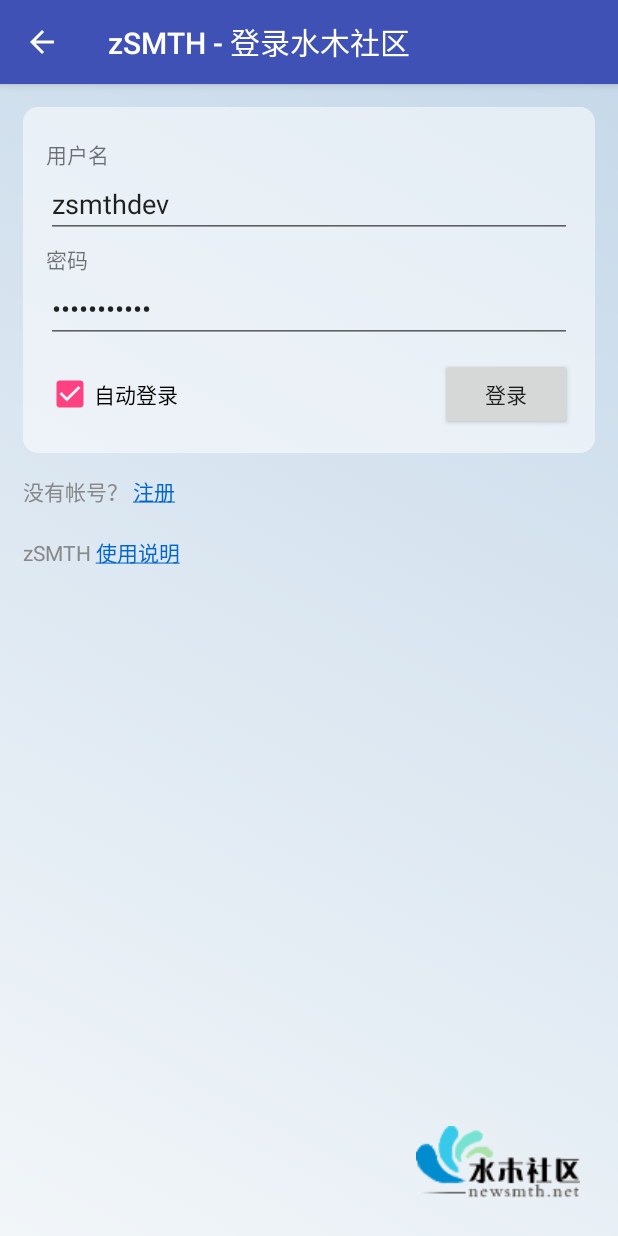
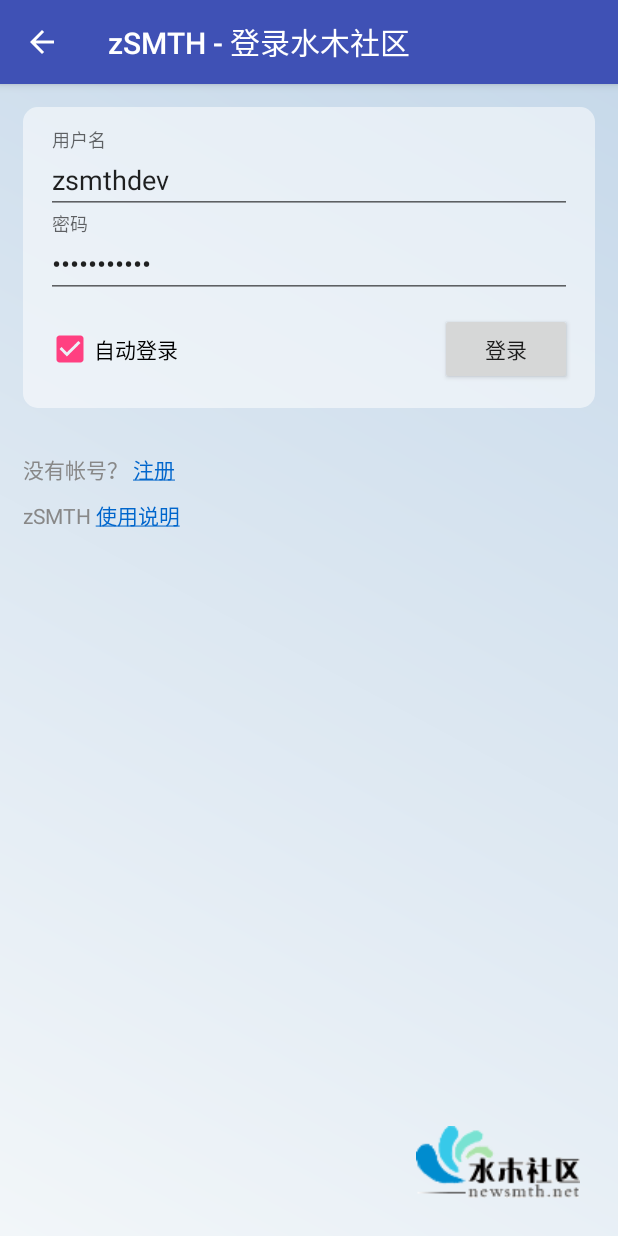
Before and after one commit to zfdang/zSMTH-Android, an Android app: the LoginActivity screen opened directly, with no data from a screen before it, on a phone screen of 412 x 824 dp. Run offline under Robolectric (Android 15) with nearby library versions, the phone set to English and light mode, and no system bars; libraries missing offline, so code that uses them is left out: rx.android.schedulers, rx.functions, rx.schedulers; plain views replace PasswordEditText.

Commit message:
change login layout with material design

```diff
--- a/app/build.gradle
+++ b/app/build.gradle
@@ -51,5 +51,5 @@
     //    image cache and guesture imageview
     //    compile 'com.squareup.picasso:picasso:2.5.2'
     //    compile 'com.commit451:PhotoView:1.2.4'
-    compile 'com.github.maksim88:PasswordEditText:v0.5'
+    compile 'com.github.maksim88:PasswordEditText:v0.6'
 }
--- a/app/src/main/java/com/zfdang/zsmth_android/FavoriteFragment.java
+++ b/app/src/main/java/com/zfdang/zsmth_android/FavoriteFragment.java
@@ -54,7 +54,7 @@
             mFavoritePathNames = new ArrayList<String>();
         }
         mFavoritePaths.add(path);
-        mFavoritePathNames.add(name);
+        mFavoritePathNames.add(name.trim());
     }
 
     public void popFavoritePath() {
--- a/app/src/main/res/layout/activity_login.xml
+++ b/app/src/main/res/layout/activity_login.xml
@@ -23,41 +23,36 @@
         android:padding="15dp" >
 
 
-        <!-- 用户名 text -->
-        <TextView
-            android:id="@+id/login_user_input"
-            android:layout_width="wrap_content"
-            android:layout_height="wrap_content"
-            android:layout_alignParentTop="true"
-            android:layout_marginTop="5dp"
-            android:text="@string/login_label_username" />
+        <!-- 用户名 input -->
+        <android.support.design.widget.TextInputLayout
+            android:id="@+id/input_layout_username"
+            android:layout_width="match_parent"
+            android:layout_height="wrap_content">
 
-        <!-- 用户名 input -->
             <EditText
                 android:id="@+id/username_edit"
                 android:layout_width="fill_parent"
                 android:layout_height="wrap_content"
-            android:layout_below="@id/login_user_input"
                 android:inputType="text"
-            android:singleLine="true" />
-
-        <!-- 密码 text -->
-        <TextView
-            android:id="@+id/login_password_input"
-            android:layout_width="wrap_content"
-            android:layout_height="wrap_content"
-            android:layout_below="@id/username_edit"
-            android:layout_marginTop="3dp"
-            android:text="@string/login_label_password" />
+                android:hint="@string/login_label_username"
+                android:singleLine="true"/>
+        </android.support.design.widget.TextInputLayout>
 
         <!-- 密码 input -->
+        <android.support.design.widget.TextInputLayout
+            android:id="@+id/input_layout_password"
+            android:layout_below="@id/input_layout_username"
+            android:layout_width="match_parent"
+            android:layout_height="wrap_content">
+
             <com.maksim88.passwordedittext.PasswordEditText
                 android:id="@+id/password_edit"
                 android:layout_width="fill_parent"
                 android:layout_height="wrap_content"
-            android:longClickable="false"
                 android:inputType="textPassword"
-            android:layout_below="@id/login_password_input"/>
+                android:hint="@string/login_label_password"
+                android:longClickable="false"/>
+        </android.support.design.widget.TextInputLayout>
 
         <!-- 登录 button -->
         <CheckBox
@@ -66,7 +61,7 @@
             android:layout_height="wrap_content"
             android:text="@string/login_label_autologin"
             android:layout_alignBaseline="@+id/signin_button"
-            android:layout_below="@id/password_edit"
+            android:layout_below="@id/input_layout_password"
             android:checked="true"
             android:layout_marginRight="10dp"
             />
@@ -75,13 +70,10 @@
             android:id="@+id/signin_button"
             android:layout_width="wrap_content"
             android:layout_height="wrap_content"
-            android:layout_alignRight="@id/password_edit"
-            android:layout_below="@id/password_edit"
+            android:layout_alignRight="@id/input_layout_password"
+            android:layout_below="@id/input_layout_password"
             android:layout_marginTop="10dp"
             android:text="@string/login_label_signin" />
-
-
-        <!-- 提示栏 -->
     </RelativeLayout>
 
     <RelativeLayout
@@ -93,6 +85,7 @@
             android:id="@+id/register_link"
             android:layout_width="wrap_content"
             android:layout_height="wrap_content"
+            android:layout_marginTop="15dp"
             android:layout_marginLeft="15dp"
             android:text="@string/login_register_link"
             android:textColor="#888"
@@ -103,7 +96,7 @@
             android:layout_below="@id/register_link"
             android:layout_width="wrap_content"
             android:layout_height="wrap_content"
-            android:layout_marginTop="20dp"
+            android:layout_marginTop="10dp"
             android:layout_marginLeft="15dp"
             android:text="@string/login_asm_help"
             android:textColor="#888"
--- a/gradle.properties
+++ b/gradle.properties
@@ -1,47 +1,21 @@
-# Project-wide Gradle settings.
-
-# IDE (e.g. Android Studio) users:
-# Gradle settings configured through the IDE *will override*
-# any settings specified in this file.
-
+## Project-wide Gradle settings.
+#
 # For more details on how to configure your build environment visit
 # http://www.gradle.org/docs/current/userguide/build_environment.html
-
+#
 # Specifies the JVM arguments used for the daemon process.
 # The setting is particularly useful for tweaking memory settings.
 # Default value: -Xmx10248m -XX:MaxPermSize=256m
 # org.gradle.jvmargs=-Xmx2048m -XX:MaxPermSize=512m -XX:+HeapDumpOnOutOfMemoryError -Dfile.encoding=UTF-8
-
+#
 # When configured, Gradle will run in incubating parallel mode.
 # This option should only be used with decoupled projects. More details, visit
 # http://www.gradle.org/docs/current/userguide/multi_project_builds.html#sec:decoupled_projects
 # org.gradle.parallel=true
-
-# Project-wide Gradle settings.
-
-# IDE (e.g. Android Studio) users:
-# Settings specified in this file will override any Gradle settings
-# configured through the IDE.
-
-# For more details on how to configure your build environment visit
-# http://www.gradle.org/docs/current/userguide/build_environment.html
-
-# The Gradle daemon aims to improve the startup and execution time of Gradle.
-# When set to true the Gradle daemon is to run the build.
-# TODO: disable daemon on CI, since builds should be clean and reliable on servers
+#Tue Mar 22 10:08:44 CST 2016
+systemProp.http.proxyHost=127.0.0.1
+org.gradle.jvmargs=-Xmx2048m -XX\:MaxPermSize\=512m -XX\:+HeapDumpOnOutOfMemoryError -Dfile.encoding\=UTF-8
 org.gradle.daemon=true
-
-# Specifies the JVM arguments used for the daemon process.
-# The setting is particularly useful for tweaking memory settings.
-# Default value: -Xmx10248m -XX:MaxPermSize=256m
-org.gradle.jvmargs=-Xmx2048m -XX:MaxPermSize=512m -XX:+HeapDumpOnOutOfMemoryError -Dfile.encoding=UTF-8
-
-# When configured, Gradle will run in incubating parallel mode.
-# This option should only be used with decoupled projects. More details, visit
-# http://www.gradle.org/docs/current/userguide/multi_project_builds.html#sec:decoupled_projects
+org.gradle.configureondemand=true
 org.gradle.parallel=true
-
-# Enables new incubating mode that makes Gradle selective when configuring projects.
-# Only relevant projects are configured which results in faster builds for large multi-projects.
-# http://www.gradle.org/docs/current/userguide/multi_project_builds.html#sec:configuration_on_demand
-org.gradle.configureondemand=true
+systemProp.http.proxyPort=1080
```
Lines whose indentation alone changed are shown as unchanged.
